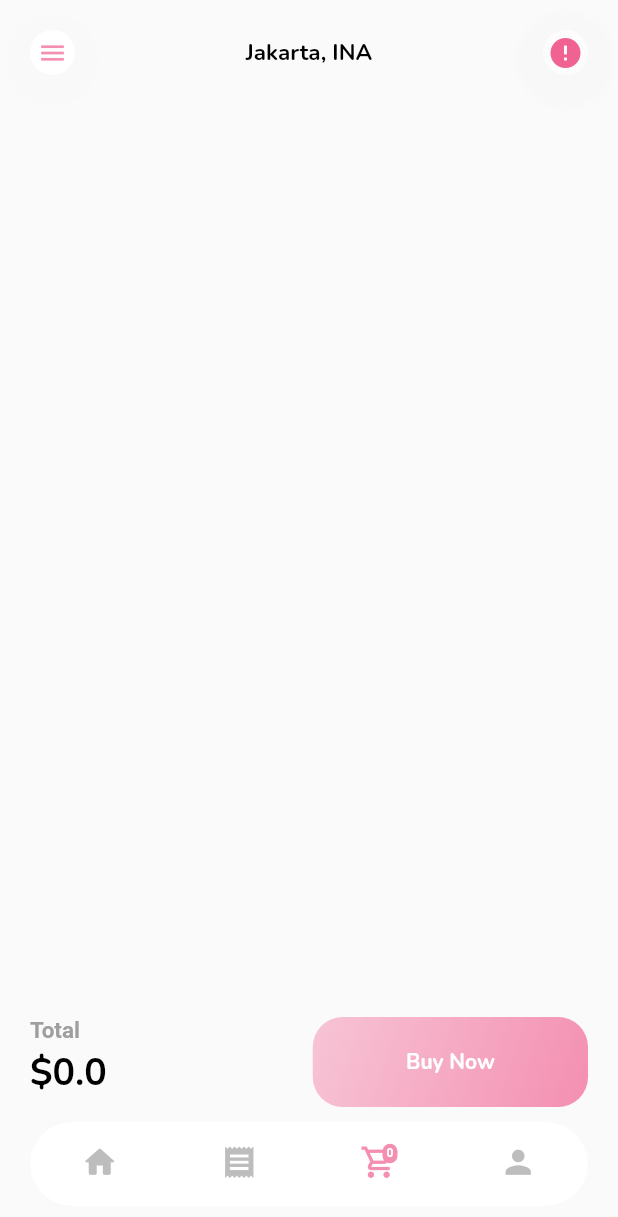
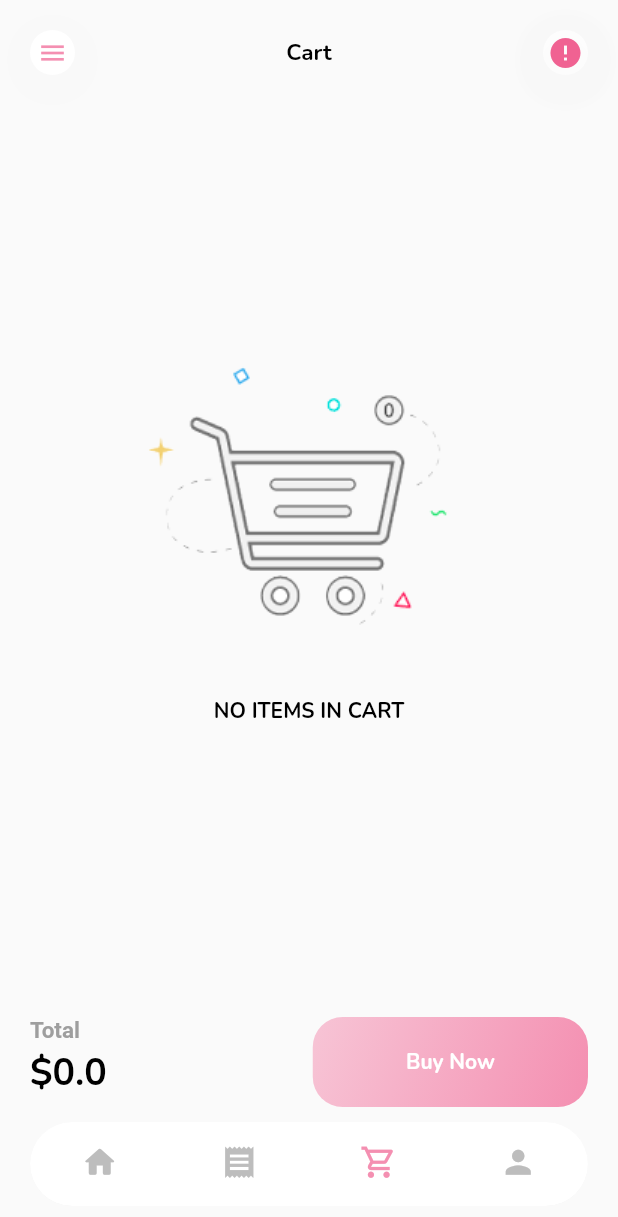
Before and after one commit to davidodejobi/E-Commerce-App, a Flutter app: the screen it shows after launch, item 3 of the bottom bar chosen, on a phone screen of 412 x 824 dp. Shown: the top 1217 px of the screen. Run offline on Flutter 3.47's test engine with Material 2 defaults, Android fonts, the phone set to English and light mode, and no system bars; drawn by our look-alikes of cached_network_image; our stand-ins replace google_fonts; network calls fail.

```diff
--- a/lib/screens/cart_screen.dart
+++ b/lib/screens/cart_screen.dart
@@ -18,7 +18,7 @@ class CartScreen extends StatelessWidget {
           children: [
             CustomAppBar(
               title: Text(
-                'Jakarta, INA',
+                'Cart',
                 style: Theme.of(context).textTheme.headline6!.copyWith(
                       fontSize: 15,
                       fontWeight: FontWeight.bold,
@@ -26,15 +26,26 @@ class CartScreen extends StatelessWidget {
               ),
             ),
             Expanded(
-                child: ListView.builder(
+                child: cart.items.isEmpty
+                    ? Column(
+                        mainAxisAlignment: MainAxisAlignment.center,
+                        children: [
+                          Image.asset('assets/images/empty-cart.png'),
+                          Text('NO ITEMS IN CART',
+                              style: Theme.of(context).textTheme.bodyText1)
+                        ],
+                      )
+                    : ListView.builder(
                         itemCount: cart.items.length,
                         itemBuilder: (context, index) => CartItem(
                               id: cart.items.values.toList()[index].id,
                               title: cart.items.values.toList()[index].title,
-                          imageUrl: cart.items.values.toList()[index].imageUrl,
+                              imageUrl:
+                                  cart.items.values.toList()[index].imageUrl,
                               subCategory:
                                   cart.items.values.toList()[index].subCategory,
-                          quantity: cart.items.values.toList()[index].quantity,
+                              quantity:
+                                  cart.items.values.toList()[index].quantity,
                               price: cart.items.values.toList()[index].price,
                               productId: cart.items.keys.toList()[index],
                             ))),
--- a/lib/widgets/bottom_nav_bar.dart
+++ b/lib/widgets/bottom_nav_bar.dart
@@ -24,6 +24,7 @@ class BottomNavBar extends StatelessWidget {
   @override
   Widget build(BuildContext context) {
     final manager = Provider.of<Manager>(context);
+    final itemCount = Provider.of<Cart>(context, listen: true).itemCount;
     return Scaffold(
       body: pages[manager.currentIndex!],
       bottomNavigationBar: Padding(
@@ -57,7 +58,15 @@ class BottomNavBar extends StatelessWidget {
                 ),
                 label: '',
               ),
-              BottomNavigationBarItem(
+              itemCount <= 0
+                  ? const BottomNavigationBarItem(
+                      icon: Icon(
+                        Icons.shopping_cart_outlined,
+                        size: 25,
+                      ),
+                      label: '',
+                    )
+                  : BottomNavigationBarItem(
                       icon: Consumer<Cart>(
                         builder: (_, cart, __) => IconWithBadge(
                           child: const Icon(
```
Also changed, not shown: lib/widgets/cart_item.dart (+58 -6 lines), assets/images/empty-cart.png (added). Lines whose indentation alone changed are shown as unchanged.
